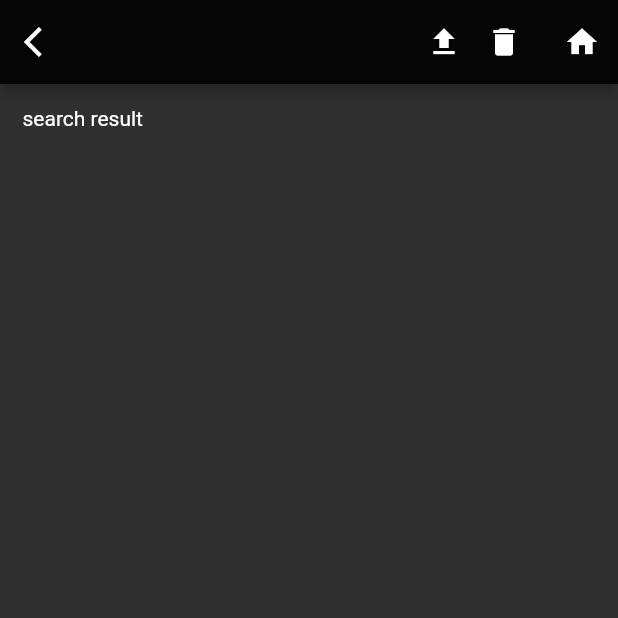
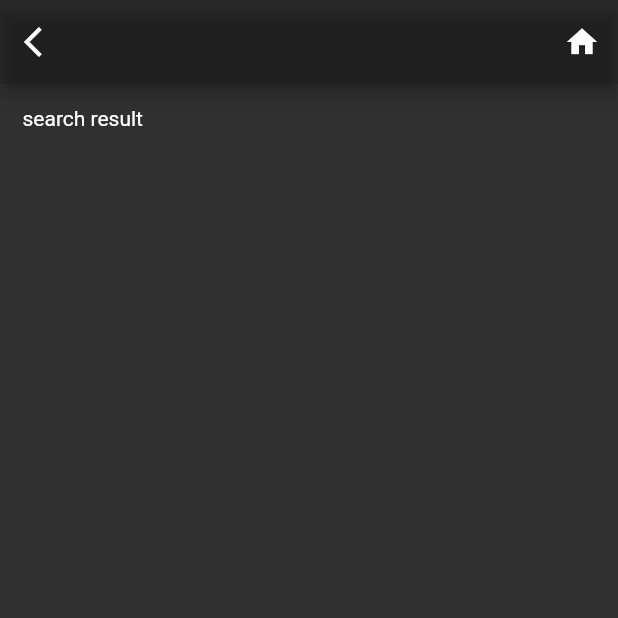
Before and after one commit to songyoungwoon/Flutter_Project_ReviewService_HookiLg, a Flutter app: the screen it shows after launch, item 2 of the bottom bar chosen, after a tap on the "search" icon, on a phone screen of 412 x 824 dp, the top half of it. Run offline on Flutter 3.47's test engine with Material 2 defaults, Android fonts, the phone set to English and light mode, and no system bars; our stand-ins replace material_floating_search_bar.

Commit message:
searchResult : remove icon

```diff
--- a/lib/page/searchResult.dart
+++ b/lib/page/searchResult.dart
@@ -1,5 +1,6 @@
 import 'package:flutter/material.dart';
 import '../main.dart';
+import '../widget/bottom_bar.dart';
 
 class searchResult extends StatefulWidget {
   const searchResult({Key? key}) : super(key: key);
@@ -20,12 +21,8 @@ class _searchResultState extends State<searchResult> {
           },
         ),
         actions: [
-          Icon(Icons.file_upload),
-          Padding(
-            padding: EdgeInsets.symmetric(horizontal: 16),
-            child: Icon(Icons.delete),
-          ),
-          IconButton(
+          Center(
+          child:IconButton(
             icon: Icon(Icons.home),
             onPressed: () {
               Navigator.push(
@@ -34,8 +31,9 @@ class _searchResultState extends State<searchResult> {
               );
             },
           ),
+          ),
         ],
-        backgroundColor: Colors.black87,
+        backgroundColor: Colors.black12,
       ),
       body: Container(
         padding: const EdgeInsets.all(15.0),
--- a/lib/screen/home.dart
+++ b/lib/screen/home.dart
@@ -12,12 +12,6 @@ class _homeState extends State<home> {
   @override
   Widget build(BuildContext context) {
     return Scaffold(
-      body: Container(
-        child:Row(
-
-        ),
-
-      ),
 
     );
   }
--- a/lib/widget/search_bar.dart
+++ b/lib/widget/search_bar.dart
@@ -12,6 +12,15 @@ class searchBar extends StatefulWidget {
 class _searchBarState extends State<searchBar> {
   @override
   Widget build(BuildContext context) {
+    return Stack(
+        fit: StackFit.expand,
+        children: [
+          buildFloatingSearchBar(),
+        ],
+      );
+
+
+    /*
     return Scaffold(
       // This is handled by the search bar itself.
       // resizeToAvoidBottomInset: false,
@@ -22,6 +31,7 @@ class _searchBarState extends State<searchBar> {
         ],
       ),
     );
+    */
   }
   Widget buildFloatingSearchBar() {
     final isPortrait = MediaQuery.of(context).orientation == Orientation.portrait;
```
